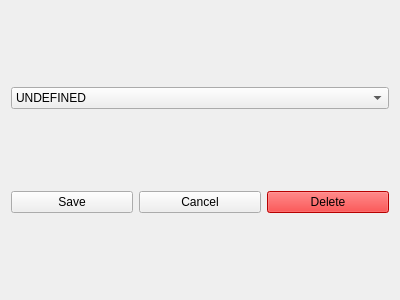
Above: src/qt_client/src/handlers/content_editor_widget.ui from agudpp/alias before the change. Below: the same form after it.
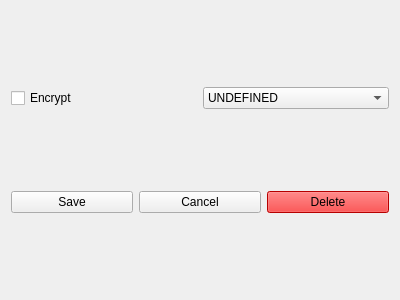
That is the form after the change.

```diff
--- a/src/qt_client/src/handlers/content_editor_widget.ui
+++ b/src/qt_client/src/handlers/content_editor_widget.ui
@@ -22,6 +22,15 @@
    <item>
     <layout class="QVBoxLayout" name="content_layout">
      <item>
+      <layout class="QHBoxLayout" name="horizontalLayout">
+       <item>
+        <widget class="QCheckBox" name="encrypt_checkBox">
+         <property name="text">
+          <string>Encrypt</string>
+         </property>
+        </widget>
+       </item>
+       <item>
       <widget class="QComboBox" name="content_type_combo_box">
        <property name="currentText">
         <string>UNDEFINED</string>
@@ -42,6 +51,8 @@
         </property>
        </item>
       </widget>
+       </item>
+      </layout>
      </item>
     </layout>
    </item>
```
Lines whose indentation alone changed are shown as unchanged.
